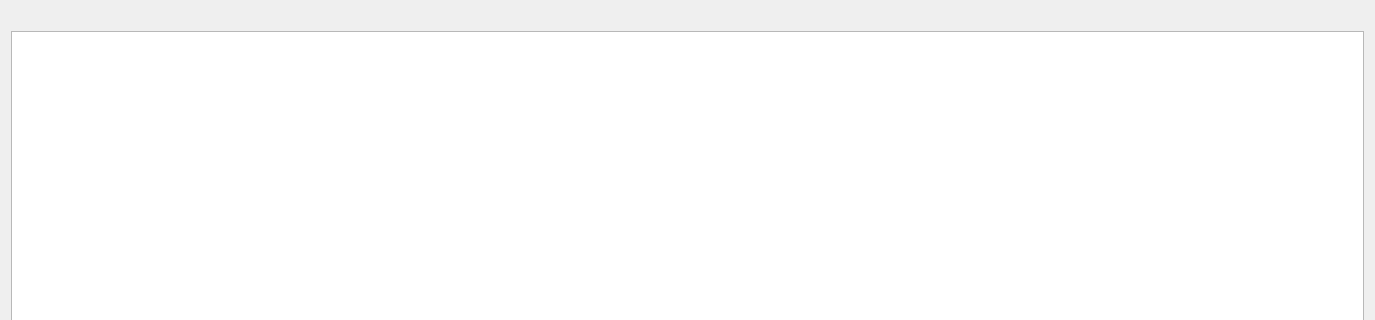
obourat/MimosaNG, file dataviewer.ui: the form before one commit; both pictures show x 0 to 1375 and y 0 to 320 of the 1375 by 667 pixel window.
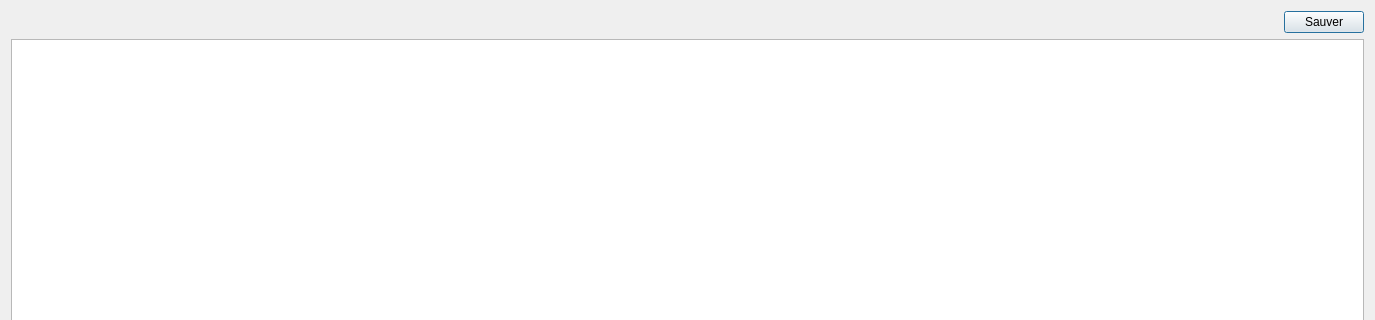
The form after the commit.

Patch:
```diff
--- a/dataviewer.ui
+++ b/dataviewer.ui
@@ -14,7 +14,7 @@
    </rect>
   </property>
   <property name="sizePolicy">
-   <sizepolicy hsizetype="Preferred" vsizetype="Preferred">
+   <sizepolicy hsizetype="Preferred" vsizetype="Maximum">
     <horstretch>0</horstretch>
     <verstretch>0</verstretch>
    </sizepolicy>
@@ -28,8 +28,8 @@
   <property name="sizeGripEnabled">
    <bool>false</bool>
   </property>
-  <layout class="QGridLayout" name="gridLayout">
-   <item row="3" column="1">
+  <layout class="QGridLayout" name="gridLayout_2">
+   <item row="2" column="0">
     <widget class="QTableView" name="tableView">
      <property name="contextMenuPolicy">
       <enum>Qt::DefaultContextMenu</enum>
@@ -66,10 +66,12 @@
      </attribute>
     </widget>
    </item>
-   <item row="0" column="1">
+   <item row="1" column="0">
+    <layout class="QGridLayout" name="gridLayout">
+     <item row="0" column="0">
     <widget class="QLabel" name="infoNomConf">
      <property name="sizePolicy">
-      <sizepolicy hsizetype="Preferred" vsizetype="Preferred">
+        <sizepolicy hsizetype="Minimum" vsizetype="Preferred">
        <horstretch>0</horstretch>
        <verstretch>0</verstretch>
       </sizepolicy>
@@ -79,7 +81,25 @@
      </property>
     </widget>
    </item>
-   <item row="5" column="1">
+     <item row="0" column="1">
+      <widget class="QPushButton" name="savePushButton">
+       <property name="sizePolicy">
+        <sizepolicy hsizetype="Maximum" vsizetype="Maximum">
+         <horstretch>0</horstretch>
+         <verstretch>0</verstretch>
+        </sizepolicy>
+       </property>
+       <property name="layoutDirection">
+        <enum>Qt::RightToLeft</enum>
+       </property>
+       <property name="text">
+        <string>Sauver</string>
+       </property>
+      </widget>
+     </item>
+    </layout>
+   </item>
+   <item row="3" column="0">
     <widget class="QLabel" name="infoNbObject">
      <property name="text">
       <string>TextLabel</string>
```
Lines whose indentation alone changed are shown as unchanged.
